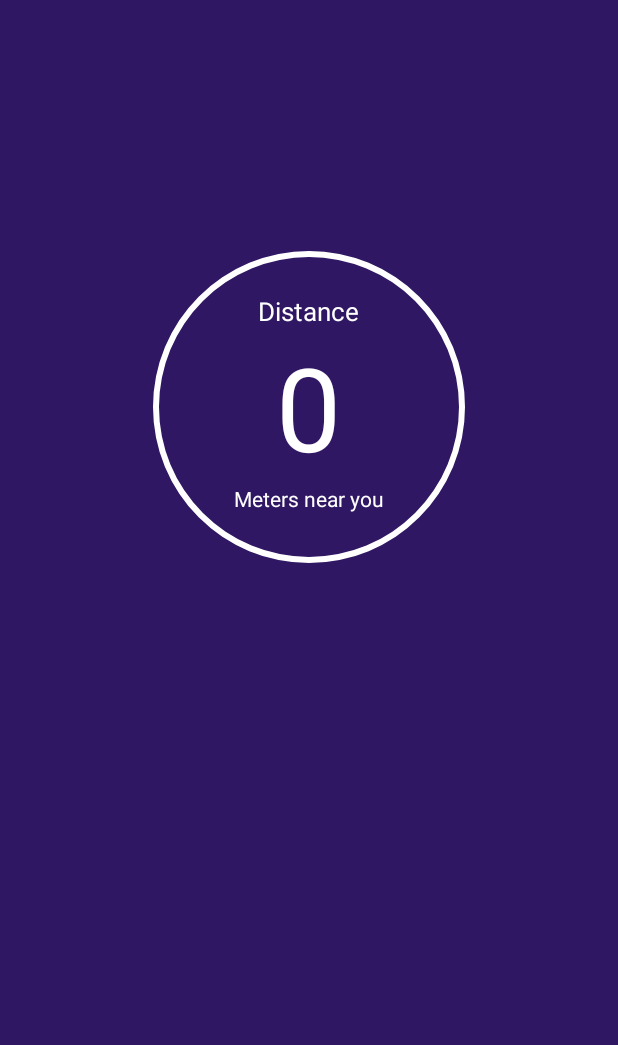
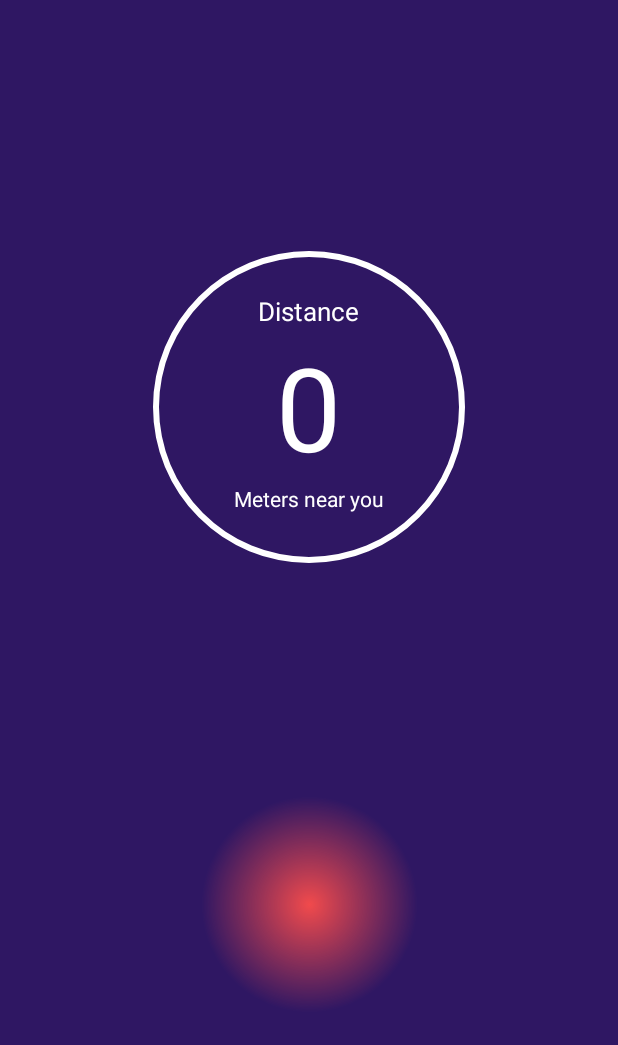
Before and after one commit to BLHack-IOT-Enthusiast/KeyFinder, an Android app: the screen it shows after launch (MainActivity), on a phone screen of 412 x 824 dp. Shown: the top 1045 px of the screen. Run offline under Robolectric (Android 15) with nearby library versions, the phone set to English and light mode, and no system bars; our stand-ins replace data binding; libraries missing offline, so code that uses them is left out: org.altbeacon.beacon; plain views replace GifImageButton; 3 statements that could not run were skipped.

Commit message:
Update find button icon display.

```diff
--- a/app/src/main/java/com/bukalapak/keyfinder/KeyFinderFragment.kt
+++ b/app/src/main/java/com/bukalapak/keyfinder/KeyFinderFragment.kt
@@ -8,8 +8,6 @@ import android.databinding.DataBindingUtil
 import android.os.Bundle
 import android.support.v4.app.ActivityCompat
 import android.support.v4.app.Fragment
-import android.support.v7.app.AppCompatActivity
-import android.util.Log
 import android.view.LayoutInflater
 import android.view.View
 import android.view.ViewGroup
@@ -17,7 +15,6 @@ import com.bukalapak.keyfinder.databinding.FragmentKeyFinderBinding
 import org.altbeacon.beacon.BeaconConsumer
 import org.altbeacon.beacon.BeaconManager
 import org.altbeacon.beacon.BeaconParser
-import org.altbeacon.beacon.Region
 
 /**
  * Created on : November/17/2017
@@ -52,15 +49,6 @@ class KeyFinderFragment : Fragment(), BeaconConsumer {
         beaconManager.unbind(this)
     }
 
-    private fun requestLocationPermissions() {
-
-        val permissions = arrayOf(
-                Manifest.permission.ACCESS_COARSE_LOCATION,
-                Manifest.permission.ACCESS_FINE_LOCATION)
-
-        ActivityCompat.requestPermissions(activity, permissions, REQUEST_LOCATION_PERMISSION_CODE)
-    }
-
     override fun getApplicationContext(): Context {
         return activity.applicationContext
     }
@@ -77,6 +65,15 @@ class KeyFinderFragment : Fragment(), BeaconConsumer {
         // Do something with beacon
     }
 
+    private fun requestLocationPermissions() {
+
+        val permissions = arrayOf(
+                Manifest.permission.ACCESS_COARSE_LOCATION,
+                Manifest.permission.ACCESS_FINE_LOCATION)
+
+        ActivityCompat.requestPermissions(activity, permissions, REQUEST_LOCATION_PERMISSION_CODE)
+    }
+
     companion object {
         val TAG = KeyFinderFragment::class.java.simpleName
 
--- /dev/null
+++ b/app/src/main/res/drawable/shape_find_button_background.xml
@@ -0,0 +1,8 @@
+<?xml version="1.0" encoding="utf-8"?>
+<shape xmlns:android="http://schemas.android.com/apk/res/android">
+    <gradient
+        android:type="radial"
+        android:gradientRadius="72dp"
+        android:startColor="@color/colorAccent"
+        android:endColor="@android:color/transparent" />
+</shape>
--- a/app/src/main/res/layout/fragment_key_finder.xml
+++ b/app/src/main/res/layout/fragment_key_finder.xml
@@ -11,14 +11,15 @@
         <pl.droidsonroids.gif.GifImageButton
             style="?android:attr/borderlessButtonStyle"
             android:id="@+id/find_button"
-            android:layout_width="128dp"
-            android:layout_height="128dp"
+            android:layout_width="150dp"
+            android:layout_height="150dp"
             android:layout_marginBottom="8dp"
             android:layout_marginEnd="8dp"
             android:layout_marginStart="8dp"
             android:layout_marginTop="8dp"
             android:scaleType="fitCenter"
             android:src="@drawable/ic_button_home"
+            android:background="@drawable/shape_find_button_background"
             app:layout_constraintBottom_toBottomOf="parent"
             app:layout_constraintEnd_toEndOf="parent"
             app:layout_constraintStart_toStartOf="parent"
```
Also changed, not shown: 1 other file.
